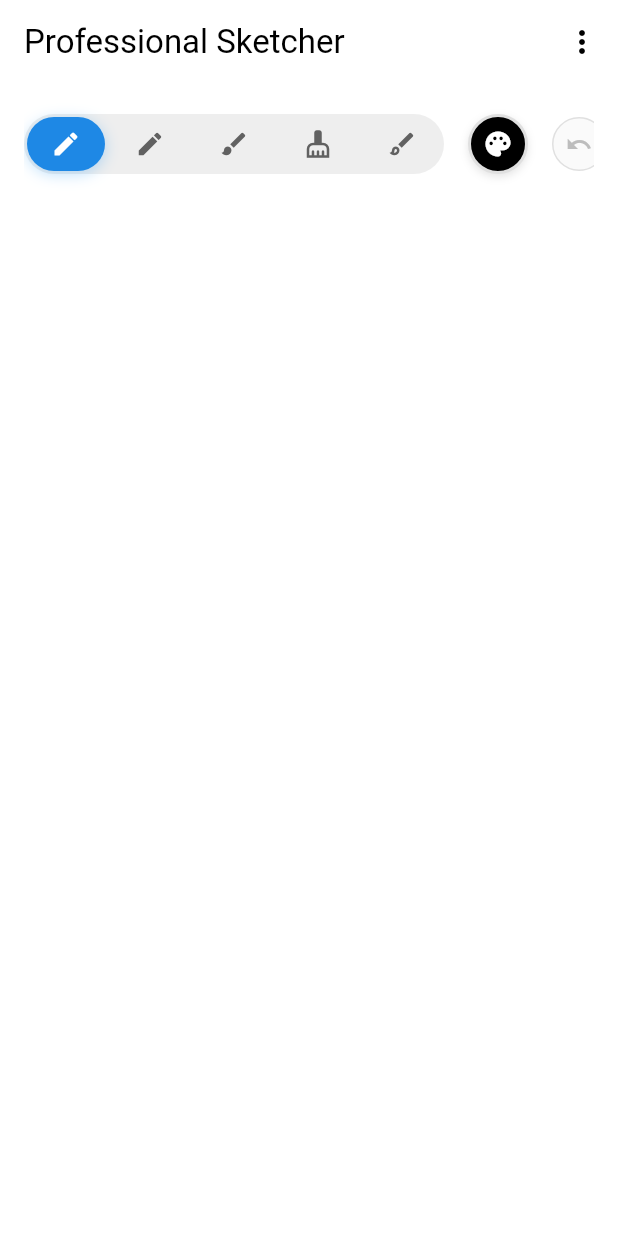
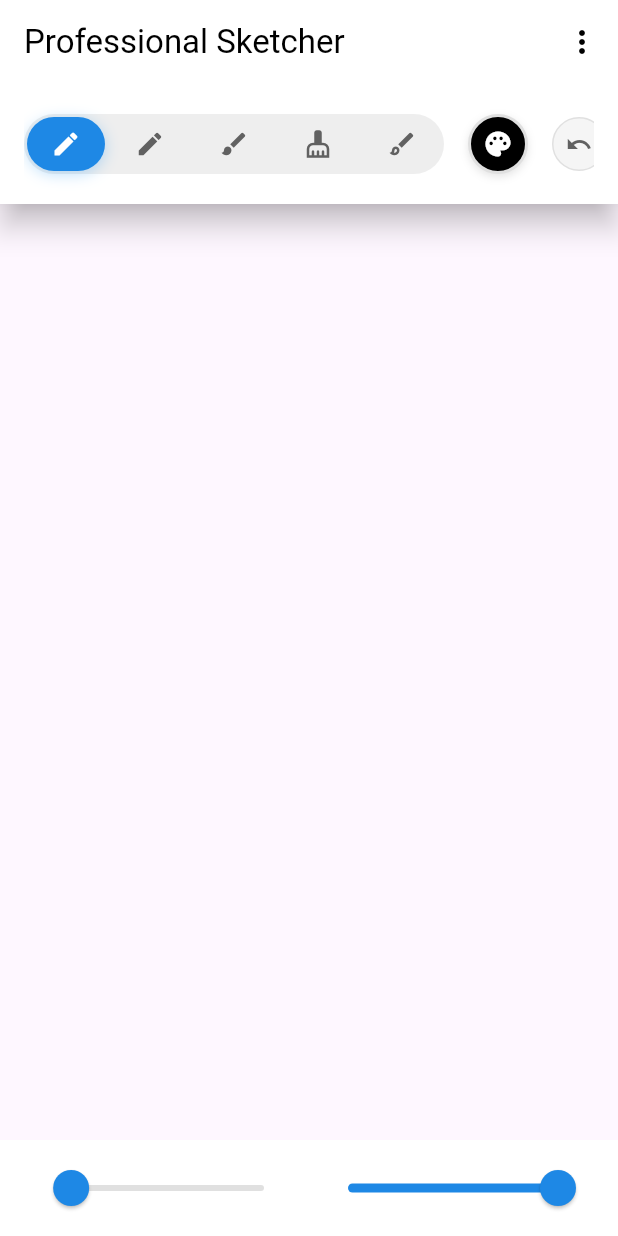
Before and after one commit to kazerdira/sketcher, a Flutter app: the screen it shows after launch, on a phone screen of 412 x 824 dp. Run offline on Flutter 3.47's test engine with Material 3 defaults, Android fonts, the phone set to English and light mode, and no system bars; our stand-ins replace flutter_colorpicker, get, image_picker.

Commit message:
Canvas: switch to raw pointer drawing; fix Material for inline sliders; compact slider row; zoom/pan gating by pointer count; debug logs; tests green

```diff
--- a/lib/controllers/sketch_controller.dart
+++ b/lib/controllers/sketch_controller.dart
@@ -49,11 +49,28 @@ class SketchController extends GetxController {
   DateTime _lastPointTime = DateTime.now();
   Offset _lastOffset = Offset.zero;
 
+  // Zoom & pan state (applies to entire scene via InteractiveViewer)
+  final TransformationController transformationController =
+      TransformationController();
+
+  double get zoomScale => transformationController.value.getMaxScaleOnAxis();
+
+  void resetZoom() {
+    transformationController.value = Matrix4.identity();
+    update();
+  }
+
   @override
   void onInit() {
     super.onInit();
     // History is initialized in constructor as well for cases
     // where onInit is not triggered (e.g., direct instantiation in tests).
+  }
+
+  @override
+  void onClose() {
+    transformationController.dispose();
+    super.onClose();
   }
 
   // Tool management
--- a/lib/widgets/drawing_canvas.dart
+++ b/lib/widgets/drawing_canvas.dart
@@ -20,53 +20,86 @@ class DrawingCanvas extends StatefulWidget {
 
 class _DrawingCanvasState extends State<DrawingCanvas> {
   late final SketchController controller;
-  // Removed InteractiveViewer, no need for TransformationController
+  final GlobalKey _repaintKey = GlobalKey();
+  int _pointerCount = 0;
 
   bool _isDrawing = false;
   ui.Image? _backgroundImageData;
   Offset? _cursorPos;
-  final GlobalKey _repaintKey = GlobalKey();
 
   @override
   Widget build(BuildContext context) {
-    return Scaffold(
-      body: Column(
+    return Column(
       children: [
         _buildToolbar(),
         Expanded(
-            child: Container(
-              color: Colors.white,
-              child: GetBuilder<SketchController>(
-                builder: (controller) {
-                  print(
-                      '🏗️ GETBUILDER: Rebuilding canvas with ${controller.strokes.length} strokes');
-                  return SizedBox.expand(
+          child: LayoutBuilder(
+            builder: (context, constraints) {
+              return Listener(
+                onPointerDown: (event) {
+                  // ignore: avoid_print
+                  print('👆 pointer down');
+                  final newCount = (_pointerCount + 1).clamp(0, 10);
+                  if (newCount == 1) {
+                    _isDrawing = true;
+                    HapticFeedback.lightImpact();
+                    final scenePos = controller.transformationController
+                        .toScene(event.localPosition);
+                    controller.startStroke(scenePos, 1.0);
+                    _cursorPos = scenePos;
+                  } else {
+                    if (_isDrawing) {
+                      _isDrawing = false;
+                      controller.endStroke();
+                      _cursorPos = null;
+                    }
+                  }
+                  _pointerCount = newCount;
+                  setState(() {});
+                },
+                onPointerMove: (event) {
+                  if (_isDrawing && _pointerCount == 1) {
+                    final scenePos = controller.transformationController
+                        .toScene(event.localPosition);
+                    controller.addPoint(scenePos, 1.0);
+                    _cursorPos = scenePos;
+                    setState(() {});
+                  }
+                },
+                onPointerUp: (event) {
+                  // ignore: avoid_print
+                  print('👇 pointer up');
+                  if (_isDrawing && _pointerCount == 1) {
+                    _isDrawing = false;
+                    controller.endStroke();
+                    _cursorPos = null;
+                  }
+                  _pointerCount = (_pointerCount - 1).clamp(0, 10);
+                  setState(() {});
+                },
+                onPointerCancel: (event) {
+                  // ignore: avoid_print
+                  print('❌ pointer cancel');
+                  if (_isDrawing) {
+                    _isDrawing = false;
+                    controller.endStroke();
+                    _cursorPos = null;
+                  }
+                  _pointerCount = (_pointerCount - 1).clamp(0, 10);
+                  setState(() {});
+                },
                 child: GestureDetector(
                   behavior: HitTestBehavior.opaque,
                   key: const Key('drawing-area'),
-                      onPanStart: (details) {
-                        _isDrawing = true;
-                        HapticFeedback.lightImpact();
-                        controller.startStroke(details.localPosition, 1.0);
-                        setState(() => _cursorPos = details.localPosition);
-                      },
-                      onPanUpdate: (details) {
-                        if (!_isDrawing) return;
-                        controller.addPoint(details.localPosition, 1.0);
-                        setState(() => _cursorPos = details.localPosition);
-                      },
-                      onPanEnd: (_) {
-                        if (!_isDrawing) return;
-                        _isDrawing = false;
-                        controller.endStroke();
-                        setState(() => _cursorPos = null);
-                      },
-                      onPanCancel: () {
-                        if (!_isDrawing) return;
-                        _isDrawing = false;
-                        controller.endStroke();
-                        setState(() => _cursorPos = null);
-                      },
+                  child: InteractiveViewer(
+                    transformationController:
+                        controller.transformationController,
+                    panEnabled: _pointerCount >= 2,
+                    scaleEnabled: _pointerCount >= 2,
+                    boundaryMargin: const EdgeInsets.all(1000),
+                    minScale: 0.5,
+                    maxScale: 8.0,
+                    clipBehavior: Clip.none,
                     child: Stack(
                       fit: StackFit.expand,
                       children: [
@@ -76,8 +109,7 @@ class _DrawingCanvasState extends State<DrawingCanvas> {
                             painter: SketchPainter(
                               strokes: List<Stroke>.from(controller.strokes),
                               currentStroke: controller.currentStroke,
-                                backgroundImage:
-                                    controller.backgroundImage.value,
+                              backgroundImage: controller.backgroundImage.value,
                               imageOpacity: controller.imageOpacity.value,
                               isImageVisible: controller.isImageVisible.value,
                               backgroundImageData: _backgroundImageData,
@@ -125,13 +157,13 @@ class _DrawingCanvasState extends State<DrawingCanvas> {
                       ],
                     ),
                   ),
+                ),
               );
             },
           ),
         ),
-          ),
+        _buildInlineControls(),
       ],
-      ),
     );
   }
 
@@ -310,15 +342,17 @@ class _DrawingCanvasState extends State<DrawingCanvas> {
         _buildModernActionButton(
           Icons.undo,
           'Undo',
-          controller.strokes.isNotEmpty,
+          true,
           controller.undo,
+          key: const Key('undo-button'),
         ),
         const SizedBox(width: 6), // Reduced spacing
         _buildModernActionButton(
-          Icons.clear_all,
+          Icons.clear,
           'Clear',
-          controller.strokes.isNotEmpty,
+          true,
           controller.clear,
+          key: const Key('clear-button'),
         ),
         const SizedBox(width: 6), // Reduced spacing
         _buildModernActionButton(
@@ -326,18 +360,101 @@ class _DrawingCanvasState extends State<DrawingCanvas> {
           'Settings',
           true,
           () => _showAdvancedSettings(),
+          key: const Key('settings-button'),
         ),
       ],
     );
   }
 
+  Widget _buildInlineControls() {
+    return GetBuilder<SketchController>(builder: (controller) {
+      return Material(
+        color: Colors.white,
+        child: Padding(
+          padding: const EdgeInsets.symmetric(horizontal: 16, vertical: 8),
+          child: SingleChildScrollView(
+            scrollDirection: Axis.horizontal,
+            child: Row(
+              crossAxisAlignment: CrossAxisAlignment.center,
+              children: [
+                if (controller.backgroundImage.value != null) ...[
+                  IconButton(
+                    key: const Key('remove-background-button'),
+                    icon: const Icon(Icons.close, color: Colors.red),
+                    tooltip: 'Remove Image',
+                    onPressed: () {
+                      setState(() {
+                        _backgroundImageData = null;
+                      });
+                      controller.setBackgroundImage(null);
+                      controller.isImageVisible.value = false;
+                      controller.update();
+                    },
+                  ),
+                  const SizedBox(width: 8),
+                ],
+                SizedBox(
+                  width: 180,
+                  child: _buildModernSlider(
+                    'Brush Size',
+                    controller.brushSize.value,
+                    1.0,
+                    50.0,
+                    (value) => controller.setBrushSize(value),
+                    Icons.brush,
+                    sliderKey: const Key('brush-size-slider'),
+                    compact: true,
+                  ),
+                ),
+                const SizedBox(width: 16),
+                SizedBox(
+                  width: 180,
+                  child: _buildModernSlider(
+                    'Stroke Opacity',
+                    controller.toolOpacity.value,
+                    0.0,
+                    1.0,
+                    (value) => controller.setOpacity(value),
+                    Icons.opacity,
+                    sliderKey: const Key('stroke-opacity-slider'),
+                    compact: true,
+                  ),
+                ),
+                if (controller.backgroundImage.value != null) ...[
+                  const SizedBox(width: 16),
+                  SizedBox(
+                    width: 180,
+                    child: _buildModernSlider(
+                      'Image Opacity',
+                      controller.imageOpacity.value,
+                      0.0,
+                      1.0,
+                      (value) => controller.setImageOpacity(value),
+                      Icons.image,
+                      sliderKey: const Key('image-opacity-slider'),
+                      compact: true,
+                    ),
+                  ),
+                ],
+                const SizedBox(width: 8),
+                IconButton(
+                  icon: const Icon(Icons.image),
+                  tooltip: 'Background',
+                  onPressed: _showImagePicker,
+                ),
+              ],
+            ),
+          ),
+        ),
+      );
+    });
+  }
+
   Widget _buildModernActionButton(
-    IconData icon,
-    String tooltip,
-    bool enabled,
-    VoidCallback? onTap,
-  ) {
+      IconData icon, String tooltip, bool enabled, VoidCallback? onTap,
+      {Key? key}) {
     return Container(
+      key: key,
       width: 36, // Slightly smaller for better fit
       height: 36,
       decoration: BoxDecoration(
@@ -869,25 +986,28 @@ class _DrawingCanvasState extends State<DrawingCanvas> {
                             50.0,
                             (value) => controller.setBrushSize(value),
                             Icons.brush,
+                            sliderKey: const Key('brush-size-slider'),
                           ),
                           const SizedBox(height: 24),
                           _buildModernSlider(
                             'Stroke Opacity',
                             controller.toolOpacity.value,
-                            0.1,
+                            0.0,
                             1.0,
                             (value) => controller.setOpacity(value),
                             Icons.opacity,
+                            sliderKey: const Key('stroke-opacity-slider'),
                           ),
                           if (controller.backgroundImage.value != null) ...[
                             const SizedBox(height: 24),
                             _buildModernSlider(
                               'Image Opacity',
                               controller.imageOpacity.value,
-                              0.1,
+                              0.0,
                               1.0,
                               (value) => controller.setImageOpacity(value),
                               Icons.image,
+                              sliderKey: const Key('image-opacity-slider'),
                             ),
                           ],
                           const SizedBox(height: 32),
@@ -907,31 +1027,30 @@ class _DrawingCanvasState extends State<DrawingCanvas> {
     );
   }
 
-  Widget _buildModernSlider(
-    String label,
-    double value,
-    double min,
-    double max,
-    Function(double) onChanged,
-    IconData icon,
-  ) {
+  Widget _buildModernSlider(String label, double value, double min, double max,
+      Function(double) onChanged, IconData icon,
+      {Key? sliderKey, bool compact = false}) {
     return Column(
       crossAxisAlignment: CrossAxisAlignment.start,
       children: [
+        if (!compact) ...[
           Row(
             children: [
               Icon(icon, size: 20, color: Colors.grey[600]),
               const SizedBox(width: 8),
-            Text(
+              Expanded(
+                child: Text(
                   label,
+                  overflow: TextOverflow.ellipsis,
                   style: const TextStyle(
                     fontSize: 16,
                     fontWeight: FontWeight.w500,
                   ),
                 ),
-            const Spacer(),
+              ),
+              const SizedBox(width: 8),
               Container(
-              padding: const EdgeInsets.symmetric(horizontal: 12, vertical: 6),
+                padding: const EdgeInsets.symmetric(horizontal: 8, vertical: 4),
                 decoration: BoxDecoration(
                   color: Colors.grey[100],
                   borderRadius: BorderRadius.circular(12),
@@ -939,14 +1058,15 @@ class _DrawingCanvasState extends State<DrawingCanvas> {
                 child: Text(
                   value.toStringAsFixed(1),
                   style: const TextStyle(
-                  fontSize: 14,
+                    fontSize: 12,
                     fontWeight: FontWeight.w500,
                   ),
                 ),
               ),
             ],
           ),
-        const SizedBox(height: 12),
+          const SizedBox(height: 8),
+        ],
         SliderTheme(
           data: SliderTheme.of(context).copyWith(
             activeTrackColor: Colors.blue[600],
@@ -957,6 +1077,7 @@ class _DrawingCanvasState extends State<DrawingCanvas> {
             trackHeight: 4,
           ),
           child: Slider(
+            key: sliderKey,
             value: value,
             min: min,
             max: max,
@@ -1209,6 +1330,7 @@ class _DrawingCanvasState extends State<DrawingCanvas> {
                     controller.update();
                     Navigator.pop(context);
                   },
+                  key: const Key('remove-background-button'),
                 ),
               ),
             ],
@@ -1219,15 +1341,13 @@ class _DrawingCanvasState extends State<DrawingCanvas> {
   }
 
   Widget _buildActionCard(
-    String title,
-    IconData icon,
-    Color color,
-    VoidCallback onTap,
-  ) {
+      String title, IconData icon, Color color, VoidCallback onTap,
+      {Key? key}) {
     return InkWell(
       onTap: onTap,
       borderRadius: BorderRadius.circular(12),
       child: Container(
+        key: key,
         padding: const EdgeInsets.all(16),
         decoration: BoxDecoration(
           color: color.withOpacity(0.1),
```
Lines whose indentation alone changed are shown as unchanged.
